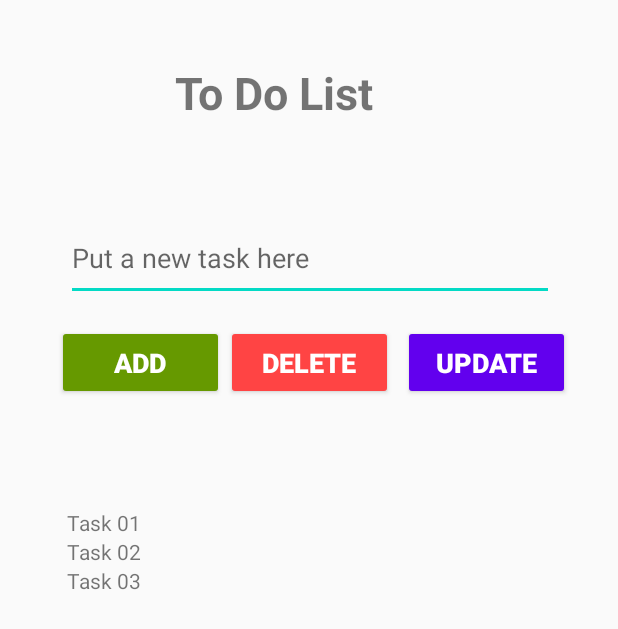
After one commit to Tharun-code-bit/Kotlin-To-Do-App, an Android app: the layout activity_dash_board.xml on its own in the app's theme, with its tools: preview values and no code run, on a phone screen of 412 x 824 dp. The commit adds this screen. Shown: the top 629 px of the screen. Run offline under Robolectric (Android 15) with nearby library versions, the phone set to English and light mode, and no system bars.

Commit message:
Add files via upload

```diff
--- /dev/null
+++ b/app/src/main/res/layout/activity_dash_board.xml
@@ -0,0 +1,125 @@
+<?xml version="1.0" encoding="utf-8"?>
+<androidx.constraintlayout.widget.ConstraintLayout xmlns:android="http://schemas.android.com/apk/res/android"
+    xmlns:app="http://schemas.android.com/apk/res-auto"
+    xmlns:tools="http://schemas.android.com/tools"
+    android:layout_width="match_parent"
+    android:layout_height="match_parent"
+    android:padding="2px"
+    tools:context=".DashBoard">
+
+    <TextView
+        android:id="@+id/textView2"
+        android:layout_width="wrap_content"
+        android:layout_height="wrap_content"
+        android:text="To Do List"
+        android:textSize="30sp"
+        android:textStyle="bold"
+        app:layout_constraintBottom_toTopOf="@+id/editTextTextPersonName"
+        app:layout_constraintEnd_toEndOf="parent"
+        app:layout_constraintHorizontal_bias="0.416"
+        app:layout_constraintStart_toStartOf="parent"
+        app:layout_constraintTop_toTopOf="parent"
+        app:layout_constraintVertical_bias="0.395" />
+
+    <EditText
+        android:id="@+id/editTextTextPersonName"
+        android:layout_width="325dp"
+        android:layout_height="57dp"
+        android:layout_marginStart="32dp"
+        android:layout_marginEnd="32dp"
+        android:ems="10"
+        android:hint="Put a new task here"
+        android:inputType="textPersonName"
+        app:layout_constraintBottom_toBottomOf="parent"
+        app:layout_constraintEnd_toEndOf="parent"
+        app:layout_constraintHorizontal_bias="0.545"
+        app:layout_constraintStart_toStartOf="parent"
+        app:layout_constraintTop_toTopOf="parent"
+        app:layout_constraintVertical_bias="0.186" />
+
+    <Button
+        android:id="@+id/button6"
+        android:layout_width="111dp"
+        android:layout_height="50dp"
+        android:layout_marginStart="32dp"
+        android:backgroundTint="@android:color/holo_green_dark"
+        android:text="Add"
+        android:textColor="@android:color/background_light"
+        android:textColorHighlight="@android:color/background_light"
+        android:textSize="18sp"
+        android:textStyle="bold"
+        app:layout_constraintBottom_toBottomOf="parent"
+        app:layout_constraintEnd_toStartOf="@+id/button7"
+        app:layout_constraintHorizontal_bias="0.761"
+        app:layout_constraintStart_toStartOf="parent"
+        app:layout_constraintTop_toTopOf="parent"
+        app:layout_constraintVertical_bias="0.279" />
+
+    <Button
+        android:id="@+id/button7"
+        android:layout_width="111dp"
+        android:layout_height="50dp"
+        android:layout_marginStart="8dp"
+        android:layout_marginEnd="8dp"
+        android:backgroundTint="@android:color/holo_red_light"
+        android:text="Delete"
+        android:textColor="@android:color/background_light"
+        android:textColorHighlight="@android:color/background_light"
+        android:textSize="18sp"
+        android:textStyle="bold"
+        app:layout_constraintBottom_toBottomOf="parent"
+        app:layout_constraintEnd_toEndOf="parent"
+        app:layout_constraintStart_toStartOf="parent"
+        app:layout_constraintTop_toTopOf="parent"
+        app:layout_constraintVertical_bias="0.279" />
+
+    <Button
+        android:id="@+id/button8"
+        android:layout_width="111dp"
+        android:layout_height="50dp"
+        android:layout_marginStart="8dp"
+        android:layout_marginEnd="32dp"
+        android:backgroundTint="?attr/colorPrimary"
+        android:text="Update"
+        android:textColor="@android:color/background_light"
+        android:textColorHighlight="@android:color/background_light"
+        android:textSize="18sp"
+        android:textStyle="bold"
+        app:layout_constraintBottom_toBottomOf="parent"
+        app:layout_constraintEnd_toEndOf="parent"
+        app:layout_constraintStart_toEndOf="@+id/button7"
+        app:layout_constraintTop_toTopOf="parent"
+        app:layout_constraintVertical_bias="0.279" />
+
+    <LinearLayout
+        android:layout_width="323dp"
+        android:layout_height="428dp"
+        android:layout_marginStart="8dp"
+        android:layout_marginTop="16dp"
+        android:layout_marginEnd="8dp"
+        android:orientation="vertical"
+        app:layout_constraintBottom_toBottomOf="parent"
+        app:layout_constraintEnd_toEndOf="parent"
+        app:layout_constraintStart_toStartOf="parent"
+        app:layout_constraintTop_toBottomOf="@+id/button6">
+
+        <TextView
+            android:id="@+id/textView3"
+            android:layout_width="match_parent"
+            android:layout_height="wrap_content"
+            android:text="Task 01" />
+
+        <TextView
+            android:id="@+id/textView4"
+            android:layout_width="match_parent"
+            android:layout_height="wrap_content"
+            android:text="Task 02" />
+
+        <TextView
+            android:id="@+id/textView5"
+            android:layout_width="match_parent"
+            android:layout_height="wrap_content"
+            android:text="Task 03" />
+    </LinearLayout>
+
+</androidx.constraintlayout.widget.ConstraintLayout>
```
Also changed, not shown: app/src/main/res/layout/activity_addtask.xml (added, +9 -0 lines), app/src/main/res/layout/activity_main.xml (+41 -2 lines), app/src/main/res/layout/activity_sign_in.xml (added, +132 -0 lines), app/src/main/res/layout/activity_sign_up.xml (added, +158 -0 lines).
